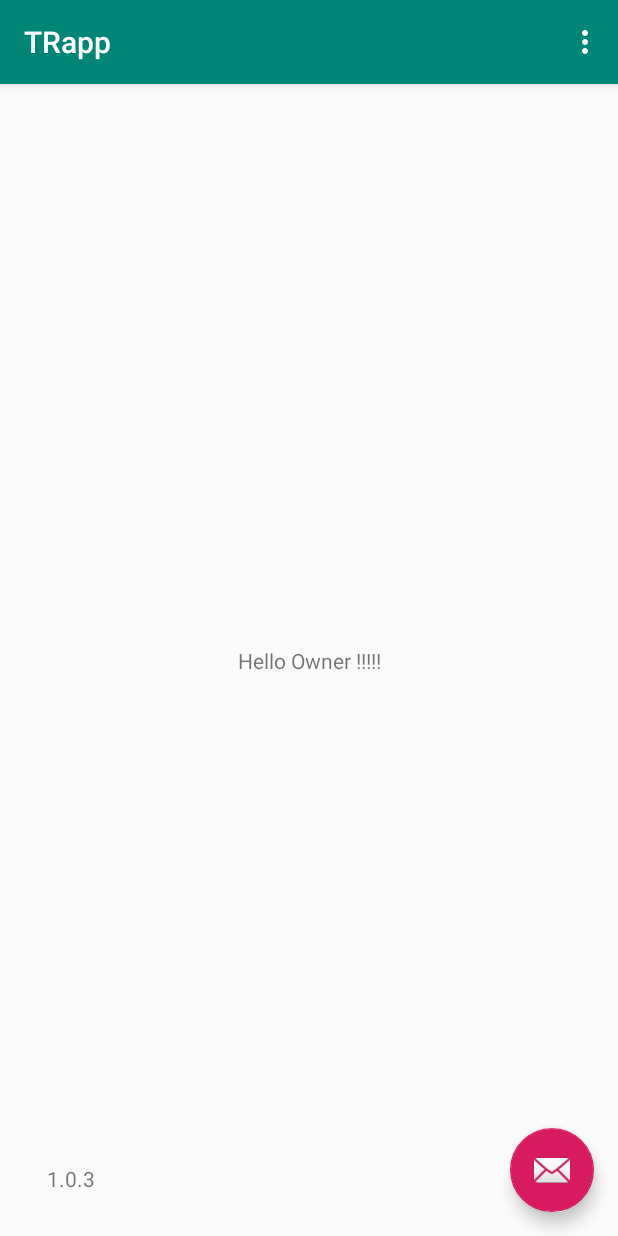
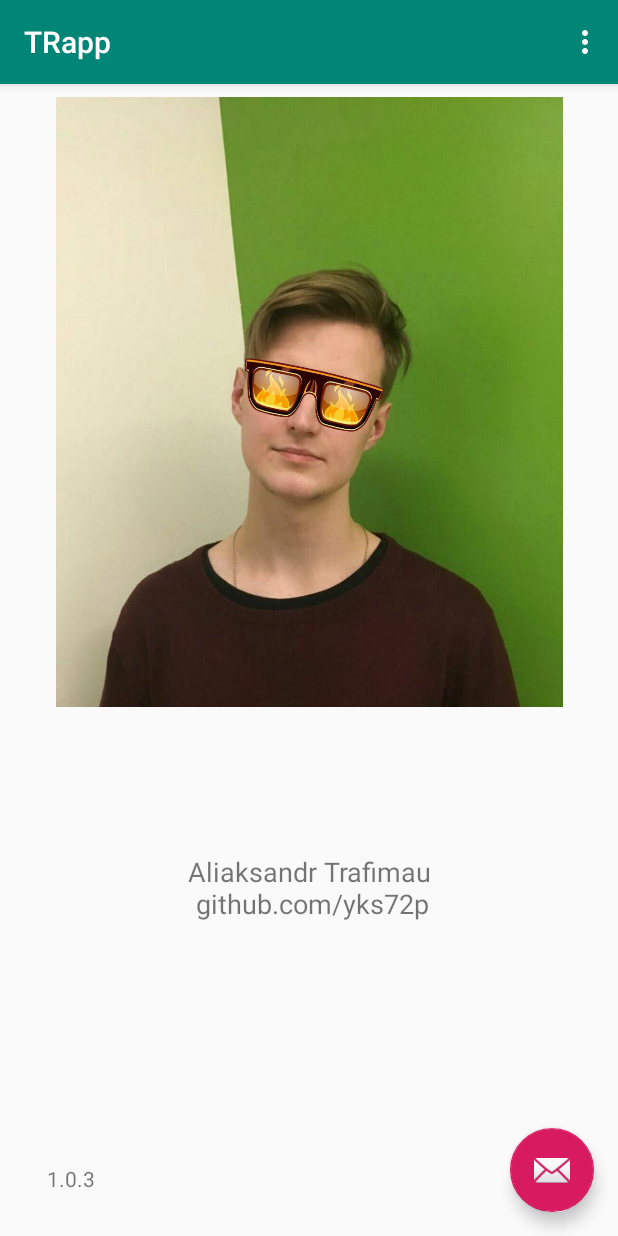
Before and after one commit to navalnica/AndroidAppLauncher, an Android app: the screen it shows after launch (MainActivity), on a phone screen of 412 x 824 dp. Run offline under Robolectric (Android 15) with nearby library versions, the phone set to English and light mode, and no system bars; libraries missing offline, so code that uses them is left out: com.crashlytics.android, com.microsoft.appcenter, io.fabric.sdk; 2 statements that could not run were skipped.

Commit message:
feature: added content to the app

```diff
--- a/app/src/main/res/layout/content_main.xml
+++ b/app/src/main/res/layout/content_main.xml
@@ -9,13 +9,18 @@
     tools:showIn="@layout/activity_main">
 
     <TextView
-        android:layout_width="wrap_content"
-        android:layout_height="wrap_content"
-        android:text="@string/greetingString"
+        android:id="@+id/info"
+        android:layout_width="229dp"
+        android:layout_height="90dp"
+        android:layout_marginTop="8dp"
+        android:text="@string/infoContent"
+        android:textAlignment="center"
+        android:textSize="18sp"
         app:layout_constraintBottom_toBottomOf="parent"
         app:layout_constraintLeft_toLeftOf="parent"
         app:layout_constraintRight_toRightOf="parent"
-        app:layout_constraintTop_toTopOf="parent" />
+        app:layout_constraintTop_toBottomOf="@+id/authorImage"
+        app:layout_constraintVertical_bias="0.35000002" />
 
     <TextView
         android:id="@+id/version"
@@ -29,5 +34,18 @@
         app:layout_constraintTop_toTopOf="parent"
         app:layout_constraintVertical_bias="0.962" />
 
+    <ImageView
+        android:id="@+id/authorImage"
+        android:layout_width="338dp"
+        android:layout_height="408dp"
+        android:layout_marginStart="8dp"
+        android:layout_marginTop="8dp"
+        android:layout_marginEnd="8dp"
+        android:contentDescription="@string/authorImageContentDescription"
+        app:layout_constraintEnd_toEndOf="parent"
+        app:layout_constraintStart_toStartOf="parent"
+        app:layout_constraintTop_toTopOf="parent"
+        app:srcCompat="@drawable/author" />
+
 
 </android.support.constraint.ConstraintLayout>
--- a/app/src/main/res/values/strings.xml
+++ b/app/src/main/res/values/strings.xml
@@ -1,5 +1,9 @@
 <resources>
     <string name="app_name">TRapp</string>
     <string name="action_settings">Settings</string>
-    <string name="greetingString">Hello Owner !!!!!</string>
+    <string name="infoContent">
+        Aliaksandr Trafimau\n
+        github.com/yks72p
+    </string>
+    <string name="authorImageContentDescription">author image</string>
 </resources>
```
Also changed, not shown: app/src/main/res/drawable/author.jpg (added).
